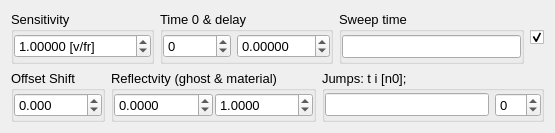
Above: plugins/Visar/Visar3.ui from NeutrinoToolkit/Neutrino before the change. Below: the same form after it.
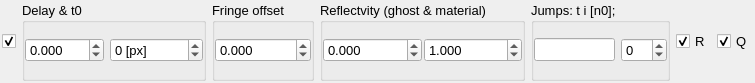
That is the form after the change.

```diff
--- a/plugins/Visar/Visar3.ui
+++ b/plugins/Visar/Visar3.ui
@@ -6,8 +6,8 @@
    <rect>
     <x>0</x>
     <y>0</y>
-    <width>555</width>
-    <height>133</height>
+    <width>755</width>
+    <height>83</height>
    </rect>
   </property>
   <property name="font">
@@ -18,81 +18,33 @@
   <property name="windowTitle">
    <string>Form</string>
   </property>
-  <layout class="QVBoxLayout" name="verticalLayout">
-   <item>
-    <widget class="QWidget" name="widget_2" native="true">
-     <property name="font">
-      <font>
-       <pointsize>10</pointsize>
-      </font>
-     </property>
-     <layout class="QHBoxLayout" name="horizontalLayout_2">
+  <layout class="QHBoxLayout" name="horizontalLayout_2" stretch="0,0,0,0,1,0,0">
       <property name="leftMargin">
-       <number>0</number>
+    <number>2</number>
       </property>
       <property name="topMargin">
-       <number>0</number>
+    <number>2</number>
       </property>
       <property name="rightMargin">
-       <number>0</number>
+    <number>2</number>
       </property>
       <property name="bottomMargin">
-       <number>0</number>
+    <number>2</number>
       </property>
       <item>
-       <widget class="QGroupBox" name="groupBox_5">
-        <property name="font">
-         <font>
-          <pointsize>10</pointsize>
-         </font>
-        </property>
-        <property name="title">
-         <string>Sensitivity</string>
-        </property>
-        <layout class="QGridLayout" name="gridLayout_18">
-         <property name="leftMargin">
-          <number>0</number>
-         </property>
-         <property name="topMargin">
-          <number>0</number>
-         </property>
-         <property name="rightMargin">
-          <number>0</number>
-         </property>
-         <property name="bottomMargin">
-          <number>0</number>
-         </property>
-         <item row="0" column="2">
-          <widget class="QDoubleSpinBox" name="sensitivity">
-           <property name="font">
-            <font>
-             <pointsize>10</pointsize>
-            </font>
-           </property>
-           <property name="suffix">
-            <string> [v/fr]</string>
-           </property>
-           <property name="decimals">
-            <number>5</number>
-           </property>
-           <property name="minimum">
-            <double>-10000.000000000000000</double>
-           </property>
-           <property name="maximum">
-            <double>10000.000000000000000</double>
-           </property>
-           <property name="singleStep">
-            <double>0.010000000000000</double>
-           </property>
-           <property name="value">
-            <double>1.000000000000000</double>
+    <widget class="QCheckBox" name="enableVisar">
+     <property name="toolTip">
+      <string>Enable visar</string>
+     </property>
+     <property name="text">
+      <string/>
+     </property>
+     <property name="checked">
+      <bool>true</bool>
            </property>
            <property name="neutrinoSave" stdset="0">
             <bool>true</bool>
            </property>
-          </widget>
-         </item>
-        </layout>
        </widget>
       </item>
       <item>
@@ -103,9 +55,9 @@
          </font>
         </property>
         <property name="title">
-         <string>Time 0 &amp;&amp; delay</string>
-        </property>
-        <layout class="QGridLayout" name="gridLayout_3">
+      <string>Delay &amp;&amp; t0</string>
+     </property>
+     <layout class="QHBoxLayout" name="horizontalLayout">
          <property name="leftMargin">
           <number>0</number>
          </property>
@@ -118,7 +70,7 @@
          <property name="bottomMargin">
           <number>0</number>
          </property>
-         <item row="0" column="2">
+      <item>
           <widget class="QDoubleSpinBox" name="offsetTime">
            <property name="font">
             <font>
@@ -129,7 +81,7 @@
             <string/>
            </property>
            <property name="decimals">
-            <number>5</number>
+         <number>3</number>
            </property>
            <property name="minimum">
             <double>-999.000000000000000</double>
@@ -148,13 +100,16 @@
            </property>
           </widget>
          </item>
-         <item row="0" column="0">
+      <item>
           <widget class="QSpinBox" name="physOrigin">
            <property name="font">
             <font>
              <pointsize>10</pointsize>
             </font>
            </property>
+        <property name="suffix">
+         <string> [px]</string>
+        </property>
            <property name="minimum">
             <number>-99999</number>
            </property>
@@ -170,86 +125,6 @@
        </widget>
       </item>
       <item>
-       <widget class="QGroupBox" name="groupBox_4">
-        <property name="font">
-         <font>
-          <pointsize>10</pointsize>
-         </font>
-        </property>
-        <property name="title">
-         <string>Sweep time</string>
-        </property>
-        <layout class="QGridLayout" name="gridLayout_4">
-         <property name="leftMargin">
-          <number>0</number>
-         </property>
-         <property name="topMargin">
-          <number>0</number>
-         </property>
-         <property name="rightMargin">
-          <number>0</number>
-         </property>
-         <property name="bottomMargin">
-          <number>0</number>
-         </property>
-         <item row="0" column="0">
-          <widget class="QLineEdit" name="physScale">
-           <property name="font">
-            <font>
-             <pointsize>10</pointsize>
-            </font>
-           </property>
-           <property name="toolTip">
-            <string>&lt;html&gt;&lt;head/&gt;&lt;body&gt;&lt;p&gt;Sweep time: Hamamatsu polynomial expansion A1 A&lt;span style=&quot; vertical-align:sub;&quot;&gt;2&lt;/span&gt; A&lt;span style=&quot; vertical-align:sub;&quot;&gt;3&lt;/span&gt; ... A&lt;span style=&quot; vertical-align:sub;&quot;&gt;n&lt;/span&gt;&lt;/p&gt;&lt;p&gt;T(X)=A&lt;span style=&quot; vertical-align:sub;&quot;&gt;1&lt;/span&gt;X +A&lt;span style=&quot; vertical-align:sub;&quot;&gt;2&lt;/span&gt;X&lt;span style=&quot; vertical-align:super;&quot;&gt;2&lt;/span&gt;/2+A&lt;span style=&quot; vertical-align:sub;&quot;&gt;3&lt;/span&gt;X&lt;span style=&quot; vertical-align:super;&quot;&gt;3&lt;/span&gt;/3 ... A&lt;span style=&quot; vertical-align:sub;&quot;&gt;n&lt;/span&gt;X&lt;span style=&quot; vertical-align:super;&quot;&gt;n&lt;/span&gt;/n&lt;/p&gt;&lt;/body&gt;&lt;/html&gt;</string>
-           </property>
-           <property name="neutrinoSave" stdset="0">
-            <bool>true</bool>
-           </property>
-          </widget>
-         </item>
-        </layout>
-       </widget>
-      </item>
-      <item>
-       <widget class="QCheckBox" name="enableVisar">
-        <property name="toolTip">
-         <string>Enable visar</string>
-        </property>
-        <property name="text">
-         <string/>
-        </property>
-        <property name="checked">
-         <bool>true</bool>
-        </property>
-        <property name="neutrinoSave" stdset="0">
-         <bool>true</bool>
-        </property>
-       </widget>
-      </item>
-     </layout>
-    </widget>
-   </item>
-   <item>
-    <widget class="QWidget" name="widget" native="true">
-     <property name="font">
-      <font>
-       <pointsize>10</pointsize>
-      </font>
-     </property>
-     <layout class="QHBoxLayout" name="horizontalLayout" stretch="0,0,1">
-      <property name="leftMargin">
-       <number>0</number>
-      </property>
-      <property name="topMargin">
-       <number>0</number>
-      </property>
-      <property name="rightMargin">
-       <number>0</number>
-      </property>
-      <property name="bottomMargin">
-       <number>0</number>
-      </property>
-      <item>
        <widget class="QGroupBox" name="offset">
         <property name="font">
          <font>
@@ -257,7 +132,7 @@
          </font>
         </property>
         <property name="title">
-         <string>Offset Shift</string>
+      <string>Fringe offset</string>
         </property>
         <layout class="QGridLayout" name="gridLayout_2" columnstretch="1">
          <property name="leftMargin">
@@ -342,7 +217,7 @@
             <string>Offset of the reflectivity</string>
            </property>
            <property name="decimals">
-            <number>4</number>
+         <number>3</number>
            </property>
            <property name="minimum">
             <double>-1000.000000000000000</double>
@@ -372,7 +247,7 @@
             <string>Multiplication correction for the intensity ratio</string>
            </property>
            <property name="decimals">
-            <number>4</number>
+         <number>3</number>
            </property>
            <property name="minimum">
             <double>-100.000000000000000</double>
@@ -459,7 +334,40 @@
         </layout>
        </widget>
       </item>
-     </layout>
+   <item>
+    <widget class="QCheckBox" name="plotR">
+     <property name="font">
+      <font>
+       <pointsize>10</pointsize>
+      </font>
+     </property>
+     <property name="text">
+      <string>R</string>
+     </property>
+     <property name="checked">
+      <bool>true</bool>
+     </property>
+     <property name="neutrinoSave" stdset="0">
+      <bool>true</bool>
+     </property>
+    </widget>
+   </item>
+   <item>
+    <widget class="QCheckBox" name="plotQ">
+     <property name="font">
+      <font>
+       <pointsize>10</pointsize>
+      </font>
+     </property>
+     <property name="text">
+      <string>Q</string>
+     </property>
+     <property name="checked">
+      <bool>true</bool>
+     </property>
+     <property name="neutrinoSave" stdset="0">
+      <bool>true</bool>
+     </property>
     </widget>
    </item>
   </layout>
```
Left out of the diff: 5 changed lines with no effect on the pictures. Lines whose indentation alone changed are shown as unchanged.
